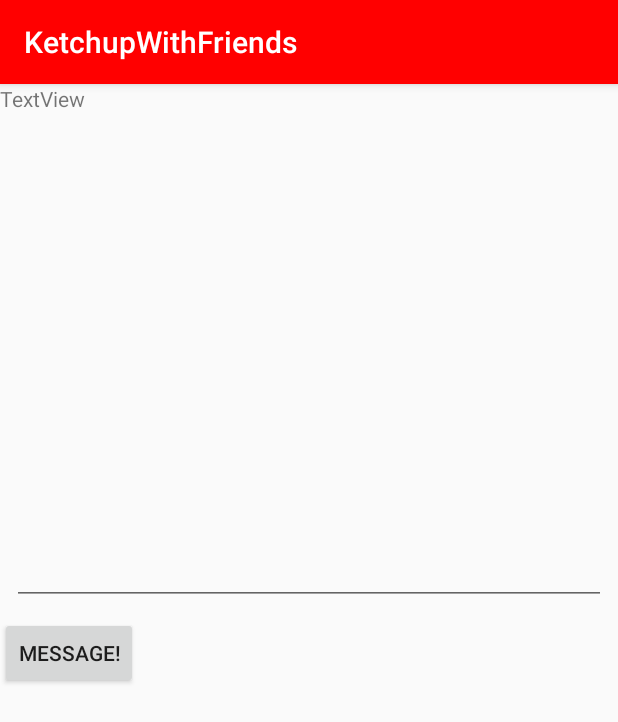
After one commit to pbushko/KetchupWithFriends, an Android app: the fragment MessagingFragment shown on its own in the app's theme, on a phone screen of 412 x 824 dp. The commit adds this screen. Shown: the top 722 px of the screen. Run offline under Robolectric (Android 15) with nearby library versions, the phone set to English and light mode, and no system bars.

Commit message:
Very simple sms messaging added
Need to iron out some issues, make things look better, etc.  Currently, it takes a while to get the sent sms messages, so using the in app messaging could help with that!

```diff
--- a/app/src/main/AndroidManifest.xml
+++ b/app/src/main/AndroidManifest.xml
@@ -3,6 +3,7 @@
     package="com.example.pbush.ketchupwithfriends">
     <uses-permission android:name="android.permission.READ_CONTACTS"/>
     <uses-permission android:name="android.permission.READ_SMS"/>
+    <uses-permission android:name="android.permission.SEND_SMS" />
     <application
         android:allowBackup="true"
         android:icon="@mipmap/ic_launcher"
--- /dev/null
+++ b/app/src/main/java/com/example/pbush/ketchupwithfriends/MessagingFragment.java
@@ -0,0 +1,74 @@
+package com.example.pbush.ketchupwithfriends;
+
+import android.app.Fragment;
+import android.app.PendingIntent;
+import android.content.Intent;
+import android.telephony.SmsManager;
+import android.net.Uri;
+import android.os.Bundle;
+import android.util.Log;
+import android.view.LayoutInflater;
+import android.view.View;
+import android.view.ViewGroup;
+import android.widget.Button;
+import android.widget.EditText;
+import android.widget.LinearLayout;
+import android.widget.ProgressBar;
+import android.widget.TextView;
+import android.widget.Toast;
+
+/**
+ * Created by pbush on 1/7/2019.
+ */
+
+public class MessagingFragment extends Fragment implements MainScreen.MessageFragment {
+
+    private ContactData contact;
+    private Button msgButton;
+    private EditText msgText;
+    private TextView contactName;
+
+    @Override
+    public View onCreateView(LayoutInflater inflater, final ViewGroup container, Bundle savedInstanceState) {
+        /** Inflating the layout for this fragment **/
+        View v = inflater.inflate(R.layout.message_screen_fragment, container, false);
+        msgButton = (Button)v.findViewById(R.id.msgButton);
+        msgButton.setOnClickListener(new View.OnClickListener() {
+            @Override
+            public void onClick(View v) {
+                sendMessage();
+            }
+        });
+        msgText = (EditText) v.findViewById(R.id.msgText);
+        contactName = (TextView) v.findViewById(R.id.contact_name);
+        return v;
+    }
+
+    public void resetData(ContactData c)
+    {
+        contact = c;
+        contactName.setText(c.name);
+    }
+
+    //sends the message to the contact
+    public void sendMessage() {
+        if (contact != null) {
+            String msg = msgText.getText().toString();
+
+            try {
+                //Getting intent and PendingIntent instance
+                Intent intent=new Intent(getContext(),MessagingFragment.class);
+                PendingIntent pi=PendingIntent.getActivity(getContext(), 0, intent,0);
+
+                //Get the SmsManager instance and call the sendTextMessage method to send message
+                SmsManager sms=SmsManager.getDefault();
+                sms.sendTextMessage(contact.phoneNum.get(0), null, msg, pi,null);
+                Log.i("Finished sending SMS...", "");
+            } catch (android.content.ActivityNotFoundException ex) {
+                Toast.makeText(getActivity(),
+                        "SMS faild, please try again later.", Toast.LENGTH_SHORT).show();
+            }
+        }
+    }
+
+}
--- /dev/null
+++ b/app/src/main/res/layout/message_screen_fragment.xml
@@ -0,0 +1,54 @@
+<?xml version="1.0" encoding="utf-8"?>
+<android.support.constraint.ConstraintLayout
+    xmlns:android="http://schemas.android.com/apk/res/android"
+    xmlns:app="http://schemas.android.com/apk/res-auto"
+    xmlns:tools="http://schemas.android.com/tools"
+    android:layout_width="match_parent"
+    android:layout_height="match_parent">
+
+    <LinearLayout
+        android:layout_width="match_parent"
+        android:layout_height="match_parent"
+        android:orientation="vertical"
+        app:layout_constraintBottom_toBottomOf="parent"
+        app:layout_constraintEnd_toEndOf="parent"
+        app:layout_constraintStart_toStartOf="parent"
+        app:layout_constraintTop_toTopOf="parent">
+
+        <TextView
+            android:id="@+id/contact_name"
+            android:layout_width="match_parent"
+            android:layout_height="wrap_content"
+            android:text="TextView" />
+
+        <android.support.constraint.ConstraintLayout
+            android:layout_width="match_parent"
+            android:layout_height="wrap_content">
+
+            <EditText
+                android:id="@+id/msgText"
+                android:layout_width="match_parent"
+                android:layout_height="320dp"
+                android:layout_marginBottom="8dp"
+                android:layout_marginEnd="8dp"
+                android:layout_marginStart="8dp"
+                android:layout_marginTop="8dp"
+                app:layout_constraintBottom_toBottomOf="parent"
+                app:layout_constraintEnd_toEndOf="parent"
+                app:layout_constraintHorizontal_bias="0.0"
+                app:layout_constraintStart_toStartOf="parent"
+                app:layout_constraintTop_toTopOf="parent"
+                app:layout_constraintVertical_bias="0.029" />
+        </android.support.constraint.ConstraintLayout>
+
+        <Button
+            android:id="@+id/msgButton"
+            android:layout_width="wrap_content"
+            android:layout_height="wrap_content"
+            android:text="Message!"
+            tools:layout_editor_absoluteX="210dp"
+            tools:layout_editor_absoluteY="217dp" />
+
+    </LinearLayout>
+
+</android.support.constraint.ConstraintLayout>
```
Also changed, not shown: app/src/main/java/com/example/pbush/ketchupwithfriends/MainScreen.java (+25 -2 lines).
